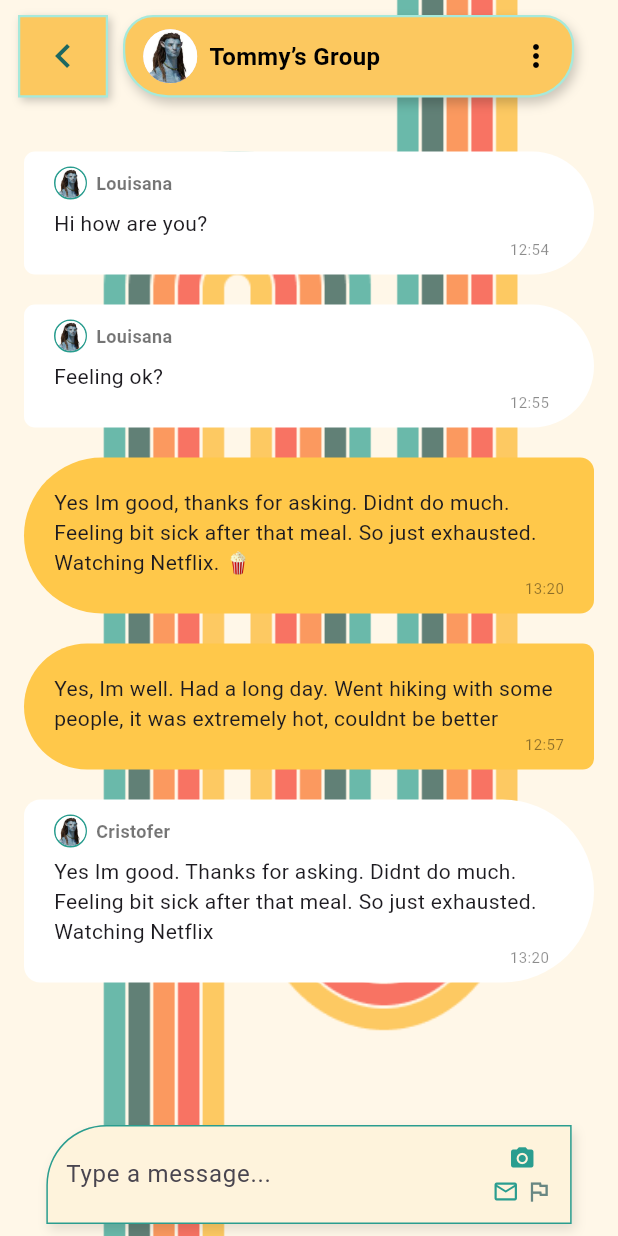
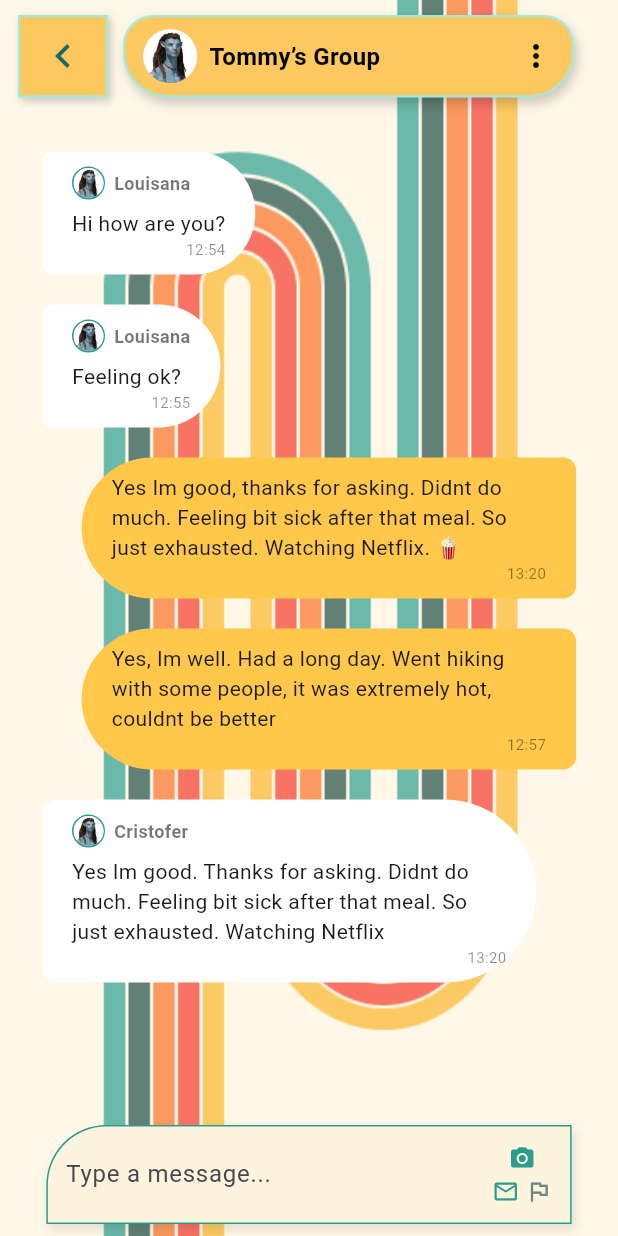
Before and after one commit to ias-001/flutter-chat-ui, a Flutter app: the screen it shows after launch, on a phone screen of 412 x 824 dp. Run offline on Flutter 3.47's test engine with Material 3 defaults, Android fonts, the phone set to English and light mode, and no system bars.

Commit message:
fix chat bubble

```diff
--- a/lib/main.dart
+++ b/lib/main.dart
@@ -225,13 +225,12 @@ class ChatBubble extends StatelessWidget {
   return Align(
     alignment: isMe ? Alignment.centerRight : Alignment.centerLeft,
     child: Padding(
-        padding: const EdgeInsets.symmetric(vertical: 10),
-        child: Row(
-          mainAxisAlignment:
-              isMe ? MainAxisAlignment.end : MainAxisAlignment.start,
-          crossAxisAlignment: CrossAxisAlignment.start,
-          children: [
-            Flexible(
+      padding: const EdgeInsets.symmetric(vertical: 10, horizontal: 12),
+      child: ConstrainedBox(
+        constraints: BoxConstraints(
+          maxWidth: MediaQuery.of(context).size.width * 0.8, // Limit width to 80%
+        ),
+        child: IntrinsicWidth(
           child: Container(
             padding: const EdgeInsets.symmetric(horizontal: 20, vertical: 10),
             decoration: BoxDecoration(
@@ -273,34 +272,28 @@ class ChatBubble extends StatelessWidget {
                     ],
                   ),
                 if (!isMe) const SizedBox(height: 6),
-                    Padding(
-                      padding: isMe ? const EdgeInsets.only(top: 10) : EdgeInsets.zero,
-                      child: Text(
+                Text(
                   text,
+                  softWrap: true,
                   style: const TextStyle(fontSize: 14),
-                      ),
                 ),
                 Align(
                   alignment: Alignment.bottomRight,
-                      child: Padding(
-                        padding: isMe
-                            ? const EdgeInsets.only(left: 0, right: 0)
-                            : const EdgeInsets.only(left: 0, right: 10),
                   child: Text(
                     time,
                     style: const TextStyle(fontSize: 10, color: Colors.black45),
-                        ),
                   ),
                 )
               ],
             ),
           ),
         ),
-          ],
       ),
     ),
   );
 }
+
+
 }
 
 class ChatInputBox extends StatelessWidget {
```
Lines whose indentation alone changed are shown as unchanged.
